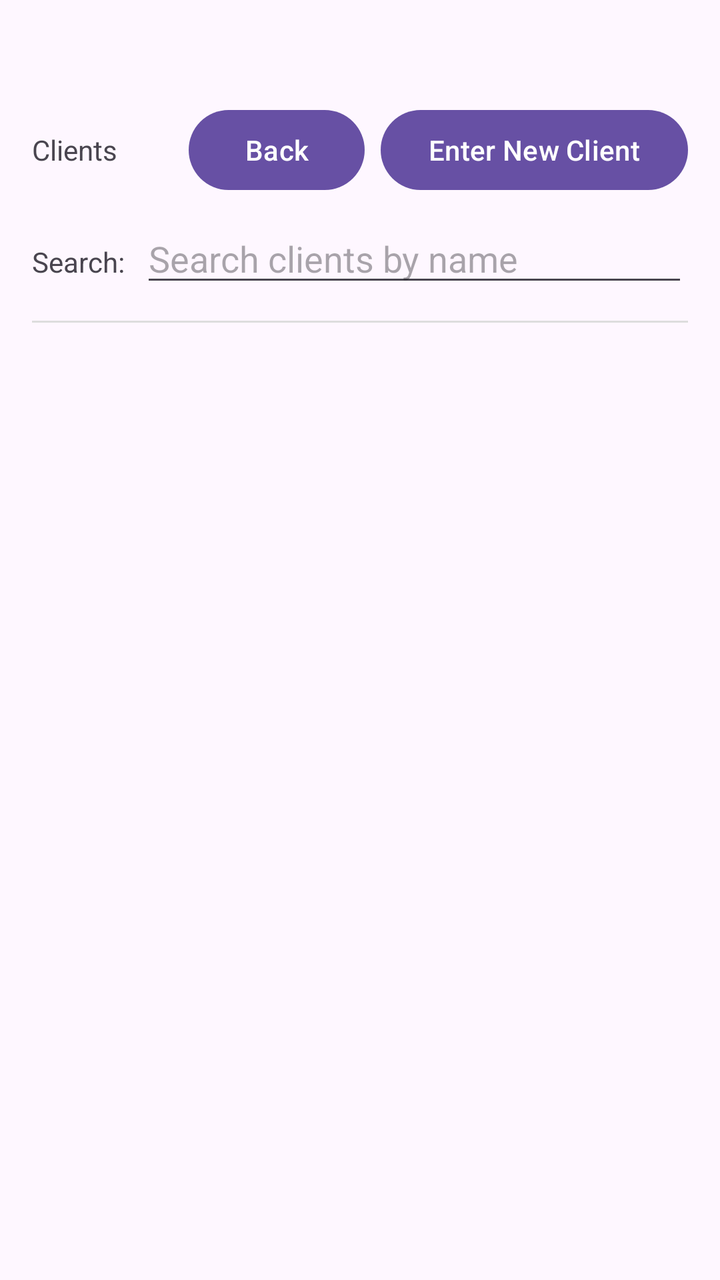
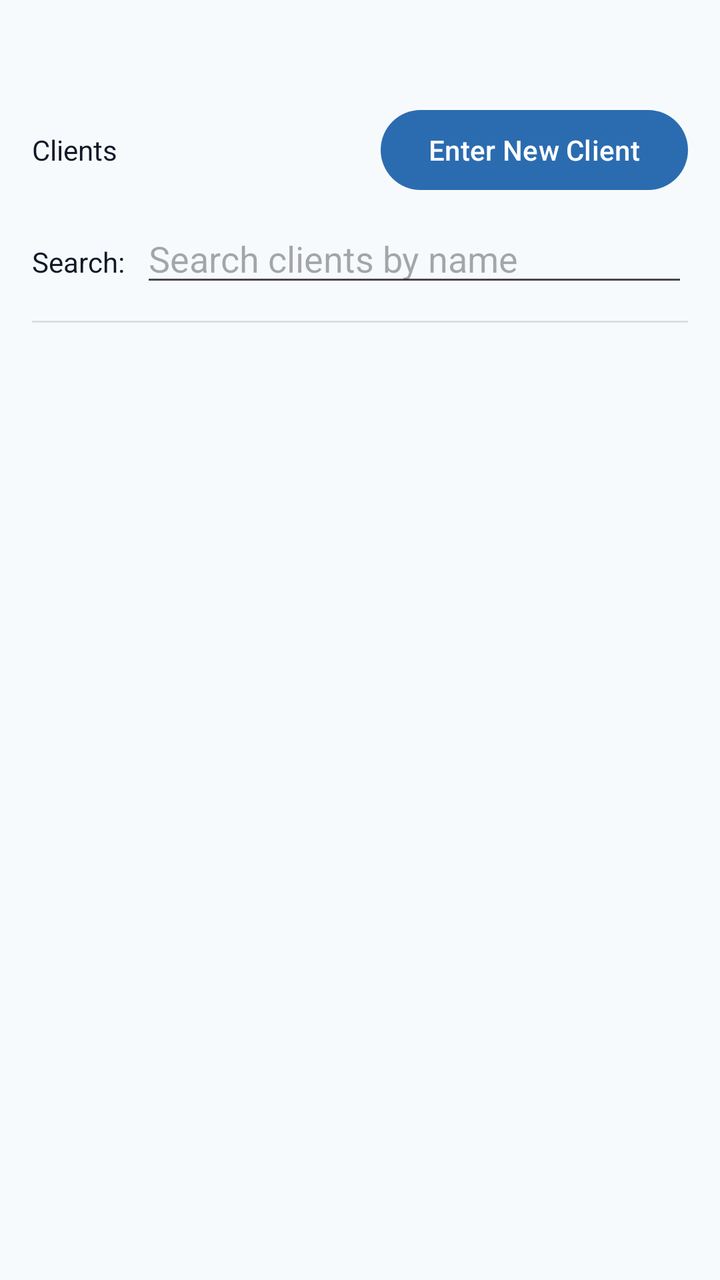

Two renders of the same Android screen: before a commit and after it. Below are the layout's source before the change and the commit's diff.
<!-- AndroidManifest.xml: application theme Theme.MyApplication -->
<!-- res/layout/activity_modifiers_dashboard.xml -->
<?xml version="1.0" encoding="utf-8"?>
<ScrollView xmlns:android="http://schemas.android.com/apk/res/android"
    android:layout_width="match_parent"
    android:layout_height="match_parent">

    <LinearLayout android:layout_width="match_parent" android:layout_height="wrap_content" android:orientation="vertical" android:padding="16dp">
        <TextView android:id="@+id/lblHeader" android:layout_width="wrap_content" android:layout_height="wrap_content" android:textSize="20sp" android:textStyle="bold" />

        <LinearLayout android:layout_width="match_parent" android:layout_height="wrap_content" android:orientation="horizontal" android:layout_marginTop="8dp">
            <TextView android:layout_width="wrap_content" android:layout_height="wrap_content" android:text="Clients" />
            <Space android:layout_width="0dp" android:layout_weight="1" android:layout_height="wrap_content" />
            <Button android:id="@+id/btnBackModifiers" android:layout_width="wrap_content" android:layout_height="wrap_content" android:text="Back" />
            <Space android:layout_width="8dp" android:layout_height="wrap_content" />
            <Button android:id="@+id/btnEnterNewClient" android:layout_width="wrap_content" android:layout_height="wrap_content" android:text="Enter New Client" />
        </LinearLayout>

        <LinearLayout android:layout_width="match_parent" android:layout_height="wrap_content" android:orientation="horizontal" android:layout_marginTop="8dp">
            <TextView android:layout_width="wrap_content" android:layout_height="wrap_content" android:text="Search:" />
            <EditText android:id="@+id/tfSearchClients" android:layout_width="0dp" android:layout_weight="1" android:layout_height="wrap_content" android:hint="Search clients by name" android:layout_marginStart="8dp" />
        </LinearLayout>

        <View android:layout_width="match_parent" android:layout_height="1dp" android:background="#DDDDDD" android:layout_marginTop="12dp" />

        <LinearLayout android:id="@+id/llClientsContainer" android:layout_width="match_parent" android:layout_height="wrap_content" android:orientation="vertical" android:layout_marginTop="12dp">
            
        </LinearLayout>
    </LinearLayout>

</ScrollView>
<!-- resources referenced by this layout -->
<resources>
  <style name="Theme.MyApplication" parent="Base.Theme.MyApplication" />
  <style name="Base.Theme.MyApplication" parent="Theme.Material3.DayNight.NoActionBar">
          
          
      </style>
</resources>

<!-- the commit's change to res/layout/activity_modifiers_dashboard.xml (unified diff, before → after) -->
@@ -8,15 +8,14 @@
 
         <LinearLayout android:layout_width="match_parent" android:layout_height="wrap_content" android:orientation="horizontal" android:layout_marginTop="8dp">
             <TextView android:layout_width="wrap_content" android:layout_height="wrap_content" android:text="Clients" />
-            <Space android:layout_width="0dp" android:layout_weight="1" android:layout_height="wrap_content" />
-            <Button android:id="@+id/btnBackModifiers" android:layout_width="wrap_content" android:layout_height="wrap_content" android:text="Back" />
+                <Space android:layout_width="0dp" android:layout_weight="1" android:layout_height="wrap_content" />
             <Space android:layout_width="8dp" android:layout_height="wrap_content" />
-            <Button android:id="@+id/btnEnterNewClient" android:layout_width="wrap_content" android:layout_height="wrap_content" android:text="Enter New Client" />
+            <Button style="@style/AppButton" android:id="@+id/btnEnterNewClient" android:layout_width="wrap_content" android:layout_height="wrap_content" android:text="Enter New Client" />
         </LinearLayout>
 
         <LinearLayout android:layout_width="match_parent" android:layout_height="wrap_content" android:orientation="horizontal" android:layout_marginTop="8dp">
             <TextView android:layout_width="wrap_content" android:layout_height="wrap_content" android:text="Search:" />
-            <EditText android:id="@+id/tfSearchClients" android:layout_width="0dp" android:layout_weight="1" android:layout_height="wrap_content" android:hint="Search clients by name" android:layout_marginStart="8dp" />
+            <EditText style="@style/AppInput" android:id="@+id/tfSearchClients" android:layout_width="0dp" android:layout_weight="1" android:layout_height="wrap_content" android:hint="Search clients by name" android:layout_marginStart="8dp" />
         </LinearLayout>
 
         <View android:layout_width="match_parent" android:layout_height="1dp" android:background="#DDDDDD" android:layout_marginTop="12dp" />
@@ -24,6 +23,11 @@
         <LinearLayout android:id="@+id/llClientsContainer" android:layout_width="match_parent" android:layout_height="wrap_content" android:orientation="vertical" android:layout_marginTop="12dp">
             
         </LinearLayout>
+            <androidx.recyclerview.widget.RecyclerView
+                android:id="@+id/rcClients"
+                android:layout_width="match_parent"
+                android:layout_height="wrap_content"
+                android:layout_marginTop="12dp" />
     </LinearLayout>
 
 </ScrollView>
<!-- resource entries referenced after the edit -->
@@ -2,8 +2,17 @@
 <resources>
   <style name="Theme.MyApplication" parent="Base.Theme.MyApplication" />
   <style name="Base.Theme.MyApplication" parent="Theme.Material3.DayNight.NoActionBar">
-          
-          
+          <item name="colorPrimary">@color/primary</item>
+          <item name="colorPrimaryVariant">@color/primary_variant</item>
+          <item name="colorOnPrimary">@color/on_primary</item>
+          <item name="android:colorBackground">@color/background</item>
+          <item name="android:textColor">@color/text_primary</item>
+          <item name="android:windowBackground">@color/background</item>
       </style>
+  <color name="primary">#2B6CB0</color>
+  <color name="primary_variant">#245a93</color>
+  <color name="on_primary">#FFFFFFFF</color>
+  <color name="background">#F7FAFC</color>
+  <color name="text_primary">#111827</color>
 </resources>
 
